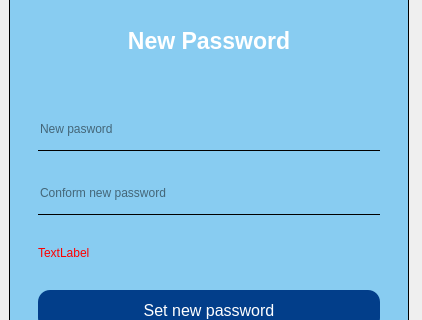
Above: UI/forms/login_register.ui from yuukun123/LexiLand before the change; both pictures show x 0 to 422 and y 181 to 501 of the 422 by 718 pixel window. Below: the same form after it.
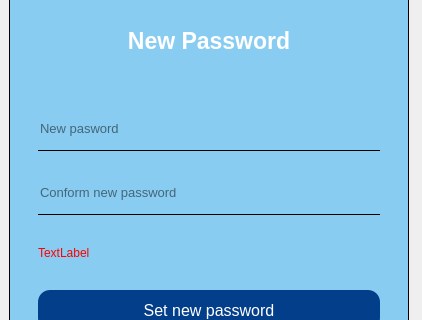
That is the form after the change. The open tabs and pages were chosen to show the change. Icons and pictures are not drawn.

What changed in the file:
```diff
--- a/UI/forms/login_register.ui
+++ b/UI/forms/login_register.ui
@@ -1873,7 +1873,7 @@
                       </property>
                       <property name="font">
                        <font>
-                        <pointsize>9</pointsize>
+                        <pointsize>10</pointsize>
                        </font>
                       </property>
                       <property name="styleSheet">
@@ -1956,7 +1956,7 @@
                       </property>
                       <property name="font">
                        <font>
-                        <pointsize>9</pointsize>
+                        <pointsize>10</pointsize>
                        </font>
                       </property>
                       <property name="styleSheet">
```
Left out of the diff: 6 changed lines with no effect on the pictures.
